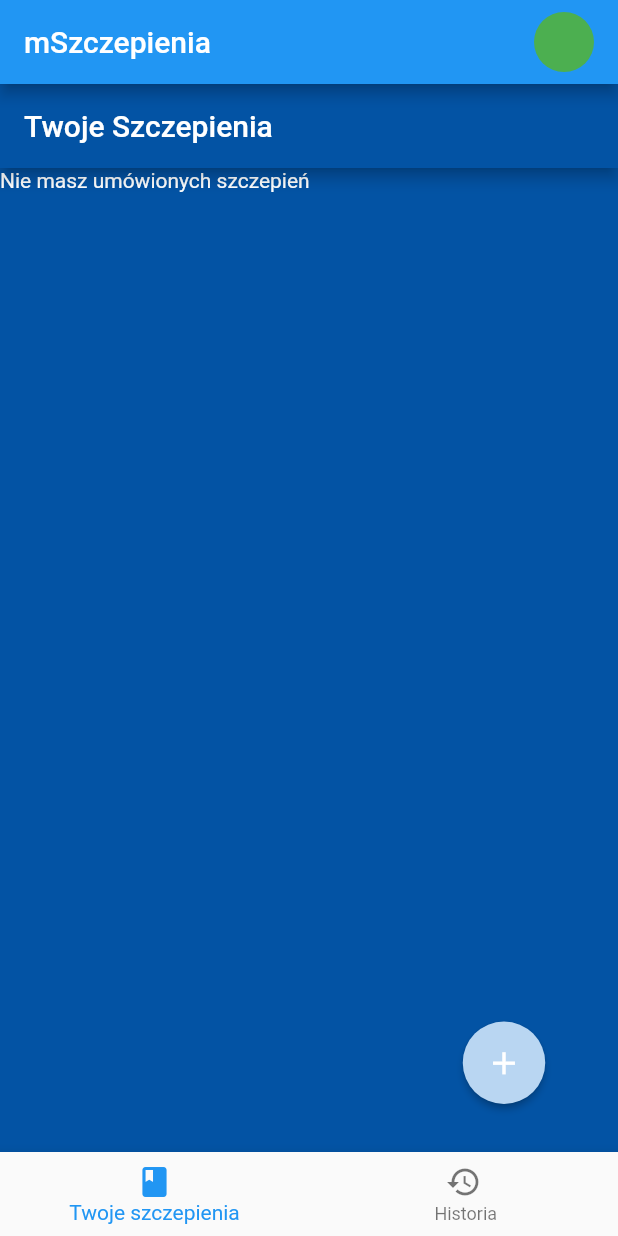
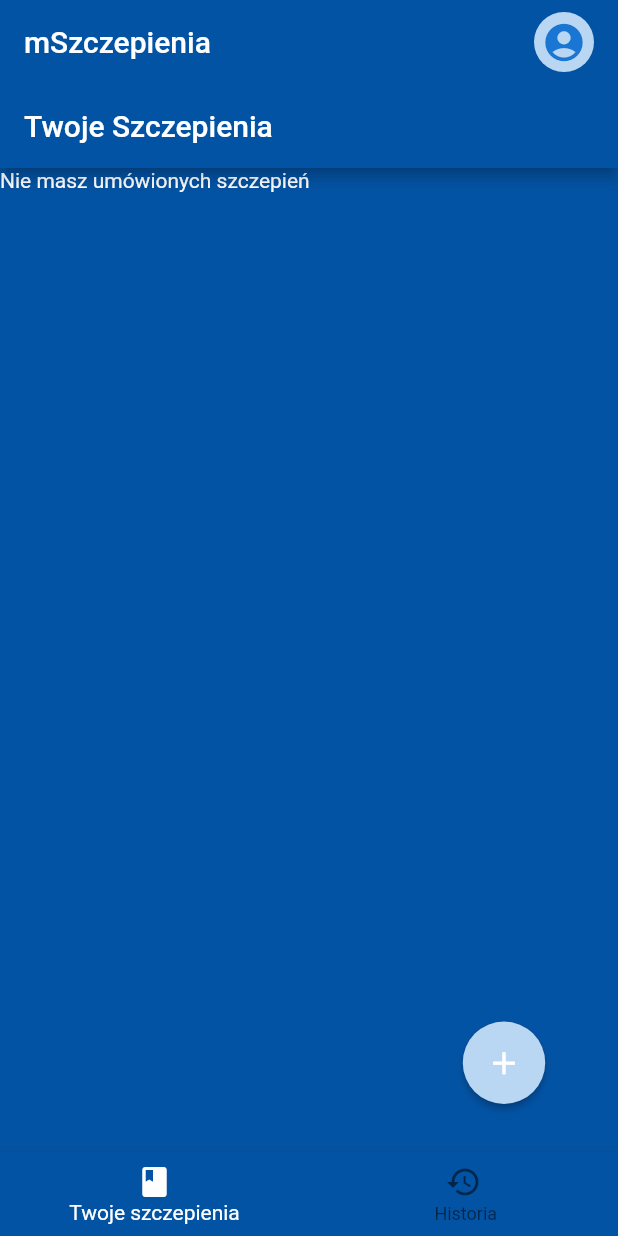
Before and after one commit to Luxio1/mszczepienia_client, a Flutter app: the screen it shows after launch, after a tap on "Zaloguj", on a phone screen of 412 x 824 dp. Run offline on Flutter 3.47's test engine with Material 2 defaults, Android fonts, the phone set to English and light mode, and no system bars.

Commit message:
Add navigation to make new appointment screen

```diff
--- a/lib/main.dart
+++ b/lib/main.dart
@@ -1,5 +1,6 @@
 import 'package:flutter/material.dart';
 import 'package:flutter/cupertino.dart';
+import 'package:mszczepienia_client/models/appointments_manager.dart';
 import 'package:provider/provider.dart';
 import 'helpers/mycolors.dart';
 import 'models/models.dart';
@@ -24,15 +25,17 @@ class _AppState extends State<MyApp> {
   final _appStateManager = AppStateManager();
   final _profileManager = ProfileManager();
   final _registrationManager = RegistrationManager();
+  final _appointmentsManager = AppointmentsManager();
 
   late AppRouter _appRouter;
 
   @override
   void initState() {
     _appRouter = AppRouter(
-        appStateManager: _appStateManager,
-        profileManager: _profileManager,
+      appStateManager: _appStateManager,
+      profileManager: _profileManager,
       registrationManager: _registrationManager,
+      appointmentsManager: _appointmentsManager,
     );
     super.initState();
   }
@@ -44,6 +47,7 @@ class _AppState extends State<MyApp> {
           ChangeNotifierProvider(create: (context) => _appStateManager),
           ChangeNotifierProvider(create: (context) => _profileManager),
           ChangeNotifierProvider(create: (context) => _registrationManager),
+          ChangeNotifierProvider(create: (context) => _appointmentsManager),
         ],
       child: Consumer<ProfileManager>(
         builder: (context, profileManager, child) {
--- a/lib/models/appointments_manager.dart
+++ b/lib/models/appointments_manager.dart
@@ -1,2 +1,14 @@
 import 'package:flutter/material.dart';
 import 'appointment.dart';
+
+class AppointmentsManager extends ChangeNotifier {
+  bool _createNewItem = false;
+
+  bool get isCreatingNewItem => _createNewItem;
+
+  void tapOnCreateNewItem(bool selected) {
+    _createNewItem = selected;
+    notifyListeners();
+  }
+
+}
--- a/lib/navigation/app_router.dart
+++ b/lib/navigation/app_router.dart
@@ -1,4 +1,6 @@
 import 'package:flutter/material.dart';
+import 'package:mszczepienia_client/models/appointments_manager.dart';
+import 'package:mszczepienia_client/screens/new_appointment_screen.dart';
 import '../screens/profile_screen.dart';
 import '../models/models.dart';
 import '../screens/screens.dart';
@@ -11,16 +13,19 @@ class AppRouter extends RouterDelegate
   final AppStateManager appStateManager;
   final ProfileManager profileManager;
   final RegistrationManager registrationManager;
+  final AppointmentsManager appointmentsManager;
 
   AppRouter({
     required this.appStateManager,
     required this.profileManager,
     required this.registrationManager,
+    required this.appointmentsManager,
   })
       :navigatorKey = GlobalKey<NavigatorState>() {
     appStateManager.addListener(notifyListeners);
     profileManager.addListener(notifyListeners);
     registrationManager.addListener(notifyListeners);
+    appointmentsManager.addListener(notifyListeners);
   }
 
   @override
@@ -28,6 +33,7 @@ class AppRouter extends RouterDelegate
     appStateManager.removeListener(notifyListeners);
     profileManager.removeListener(notifyListeners);
     registrationManager.removeListener(notifyListeners);
+    appointmentsManager.removeListener(notifyListeners);
     super.dispose();
   }
 
@@ -37,13 +43,19 @@ class AppRouter extends RouterDelegate
       key: navigatorKey,
       onPopPage: _handlePopPage,
       pages: [
+        //appStateManager
         if(!appStateManager.isInitialized) SplashScreen.page(),
         if(appStateManager.isInitialized && !appStateManager.isLoggedIn) LoginPage.page(),
         if(appStateManager.isInitialized && appStateManager.isLoggedIn) Home.page(appStateManager.getSelectedTab),
 
+        //profileManager
         if(profileManager.didSelectUser) ProfileScreen.page(profileManager.getUser),
 
-        if(registrationManager.isRegistrationClicked) RegisterPage.page()
+        //registrationManager
+        if(registrationManager.isRegistrationClicked) RegisterPage.page(),
+
+        //appointmentsManager
+        if(appointmentsManager.isCreatingNewItem) NewAppointmentScreen.page(),
 
       ],
     );
@@ -64,6 +76,10 @@ class AppRouter extends RouterDelegate
       profileManager.tapOnProfile(false);
     }
 
+    if(route.settings.name == Pages.newAppointment) {
+      appointmentsManager.tapOnCreateNewItem(false);
+    }
+
 
   return true;
 }
--- a/lib/screens/home.dart
+++ b/lib/screens/home.dart
@@ -46,16 +46,16 @@ class _HomeState extends State<Home> {
               'mSzczepienia',
               style: TextStyle(color: Colors.white),
             ),
+            backgroundColor: MyColors.blue,
+            elevation: 0,
             actions: [
               profileButton(),
             ],
           ),
           body: IndexedStack(index: widget.currentTab, children: pages),
           bottomNavigationBar: BottomNavigationBar(
-            selectedItemColor: Theme
-                .of(context)
-                .textSelectionTheme
-                .selectionColor,
+            backgroundColor: MyColors.blue,
+            selectedItemColor: Colors.white,
             currentIndex: widget.currentTab,
             onTap: (index) {
               Provider.of<AppStateManager>(context, listen: false)
@@ -82,7 +82,11 @@ class _HomeState extends State<Home> {
       padding: const EdgeInsets.only(right: 16.0),
       child: GestureDetector(
         child: const CircleAvatar(
-          backgroundColor: Colors.green, //TODO: change color, add icon
+          child: Icon(
+              Icons.account_circle,
+            size: 30.0,
+          ),
+          backgroundColor: MyColors.lightBlue,
         ),
         onTap: () {
           Provider.of<ProfileManager>(context, listen: false)
```
Also changed, not shown: lib/screens/new_appointment_screen.dart (+19 -3 lines).
